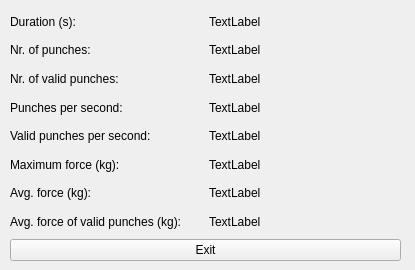
Above: PiControl/results_ui.ui from SoftLegend/MartialArtEvaluation before the change. Below: the same form after it.
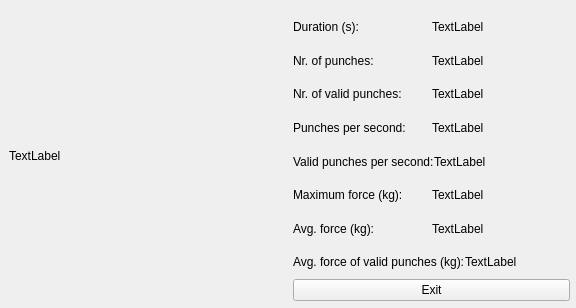
That is the form after the change.

Commit message: Change picture on Monitor GUI

Diff of the .ui file:
```diff
--- a/PiControl/results_ui.ui
+++ b/PiControl/results_ui.ui
@@ -6,23 +6,35 @@
    <rect>
     <x>0</x>
     <y>0</y>
-    <width>415</width>
-    <height>270</height>
+    <width>576</width>
+    <height>308</height>
    </rect>
   </property>
   <property name="windowTitle">
    <string>Results</string>
   </property>
-  <widget class="QWidget" name="verticalLayoutWidget">
+  <widget class="QWidget" name="horizontalLayoutWidget">
    <property name="geometry">
     <rect>
-     <x>10</x>
+     <x>9</x>
      <y>10</y>
-     <width>391</width>
-     <height>251</height>
+     <width>561</width>
+     <height>291</height>
     </rect>
    </property>
+   <layout class="QHBoxLayout" name="horizontalLayout_6">
+    <item>
+     <widget class="QLabel" name="label">
+      <property name="text">
+       <string>TextLabel</string>
+      </property>
+     </widget>
+    </item>
+    <item>
    <layout class="QVBoxLayout" name="verticalLayout">
+      <property name="spacing">
+       <number>0</number>
+      </property>
     <item>
      <layout class="QHBoxLayout" name="horizontalLayout">
       <item>
@@ -175,6 +187,8 @@
          <string>Exit</string>
         </property>
        </widget>
+        </item>
+       </layout>
       </item>
      </layout>
     </item>
```
Lines whose indentation alone changed are shown as unchanged. The commit also changes 4 other files.
